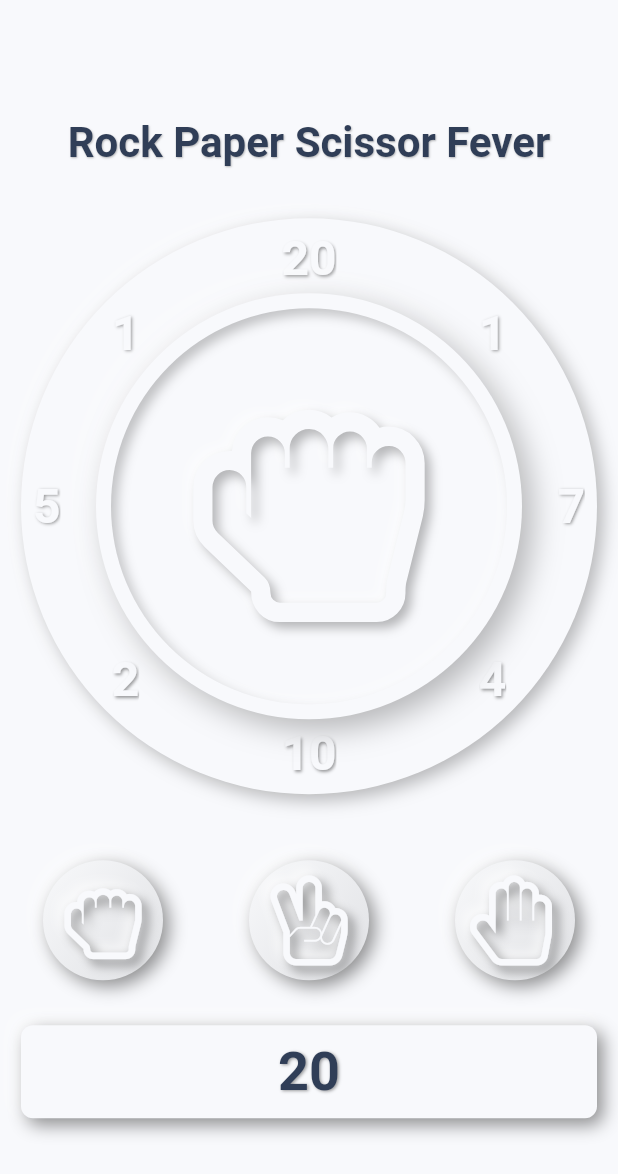
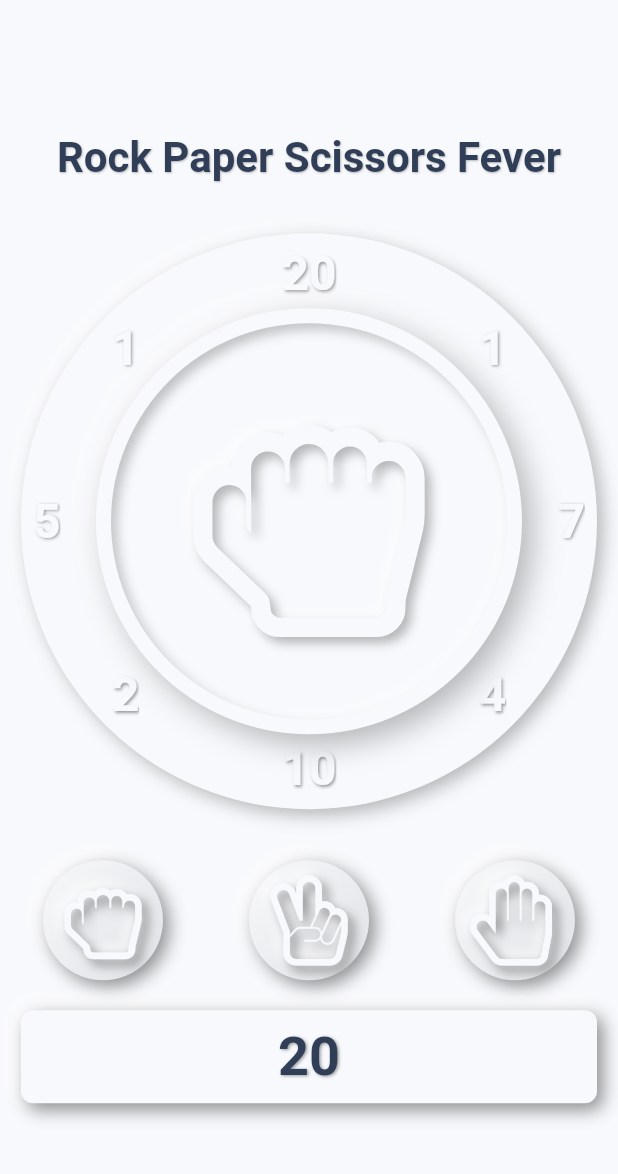
Before and after one commit to naro143/rock_paper_scissor_fever, a Flutter app: the screen it shows after launch, on a phone screen of 412 x 824 dp. Shown: the top 1174 px of the screen. Run offline on Flutter 3.47's test engine with Material 2 defaults, Android fonts, the phone set to English and light mode, and no system bars; drawn by our look-alikes of flutter_neumorphic; our stand-ins replace rxdart.

Commit message:
fix: layout

```diff
--- a/lib/main.dart
+++ b/lib/main.dart
@@ -43,7 +43,7 @@ class MyApp extends StatelessWidget {
   Widget build(BuildContext context) {
     return NeumorphicApp(
       debugShowCheckedModeBanner: false,
-      title: 'Rock Paper Scissor Fever',
+      title: 'Rock Paper Scissors Fever',
       themeMode: ThemeMode.light,
       theme: NeumorphicThemeData(
           defaultTextColor: Color(0xFF303E57),
@@ -178,7 +178,7 @@ class _MainContentState extends State<MainContent> {
       mainAxisAlignment: MainAxisAlignment.center,
       children: <Widget>[
         Padding(
-          padding: EdgeInsets.fromLTRB(20.0, 0.0, 20.0, 20.0),
+          padding: EdgeInsets.all(20.0),
           child: _buildTitle(context),
         ),
         Flexible(
@@ -190,21 +190,22 @@ class _MainContentState extends State<MainContent> {
             statusSink: _onStatusChange.sink,
           ),
         ),
-        SizedBox(height: 30),
+        SizedBox(height: 20),
         _buildHandButtons(context),
-        SizedBox(height: 30),
+        SizedBox(height: 20),
         PlayButton(
           coinCountsStream: _onCoinCountsChange.stream,
           statusStream: _onStatusChange.stream,
           statusSink: _onStatusChange.sink,
         ),
+        SizedBox(height: 20),
       ],
     );
   }
 
   Widget _buildTitle(BuildContext context) {
     return NeumorphicText(
-      "Rock Paper Scissor Fever",
+      "Rock Paper Scissors Fever",
       style: NeumorphicStyle(
         depth: 1, //customize depth here
         color: NeumorphicTheme.defaultTextColor(context), //customize color here
@@ -387,7 +388,8 @@ class HandButton extends StatelessWidget {
                 style: NeumorphicStyle(
                   intensity: 0.8,
                   color: sSnapShot.data == Status.playing ||
-                          ((sSnapShot.data == Status.win ||
+                          ((sSnapShot.data == Status.prise ||
+                                  sSnapShot.data == Status.win ||
                                   sSnapShot.data == Status.draw) &&
                               pSnapShot.data == index)
                       ? NeumorphicTheme.accentColor(context)
```
